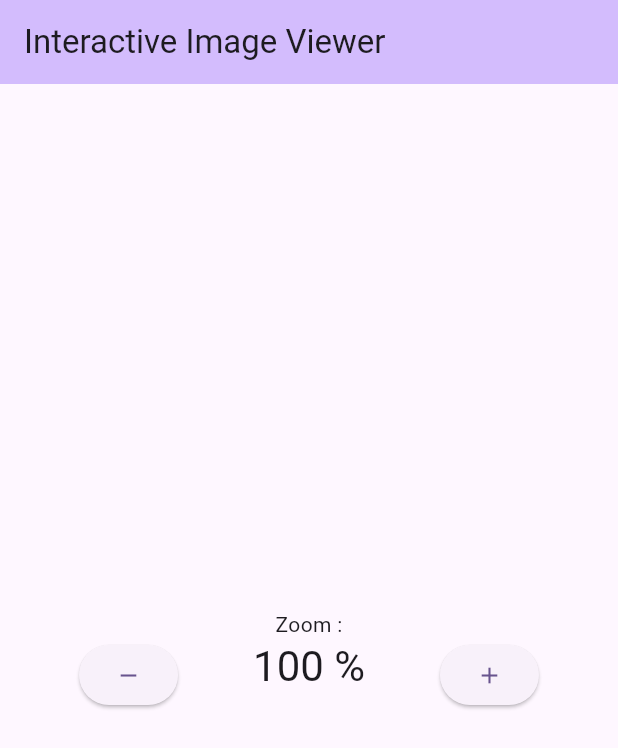
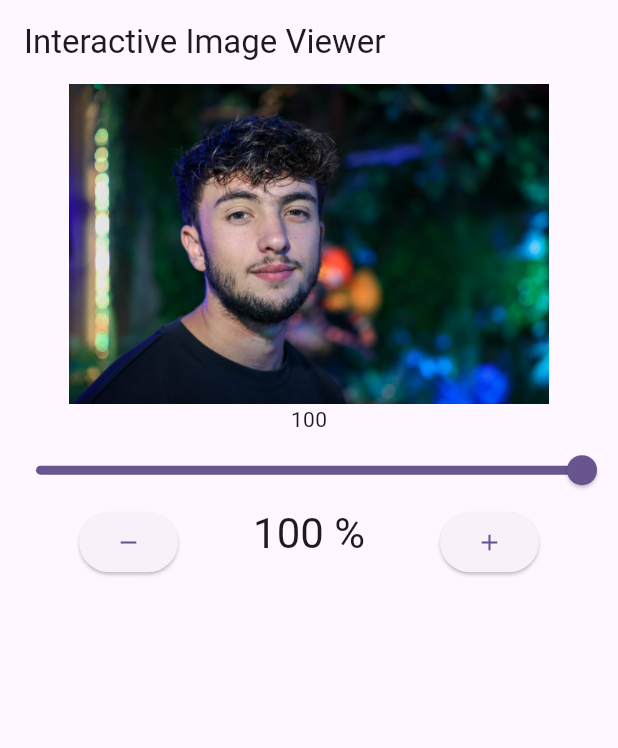
Before and after one commit to tdusautoir/ecv-interactive-image-viewer, a Flutter app: the screen it shows after launch, on a phone screen of 412 x 824 dp. Shown: the top 748 px of the screen. Run offline on Flutter 3.47's test engine with Material 3 defaults, Android fonts, the phone set to English and light mode, and no system bars.

Commit message:
feature(slider): added luminosity slider and image

```diff
--- a/lib/main.dart
+++ b/lib/main.dart
@@ -7,27 +7,11 @@ void main() {
 class MyApp extends StatelessWidget {
   const MyApp({super.key});
 
-  // This widget is the root of your application.
   @override
   Widget build(BuildContext context) {
     return MaterialApp(
       title: 'Flutter Demo',
       theme: ThemeData(
-        // This is the theme of your application.
-        //
-        // TRY THIS: Try running your application with "flutter run". You'll see
-        // the application has a purple toolbar. Then, without quitting the app,
-        // try changing the seedColor in the colorScheme below to Colors.green
-        // and then invoke "hot reload" (save your changes or press the "hot
-        // reload" button in a Flutter-supported IDE, or press "r" if you used
-        // the command line to start the app).
-        //
-        // Notice that the counter didn't reset back to zero; the application
-        // state is not lost during the reload. To reset the state, use hot
-        // restart instead.
-        //
-        // This works for code too, not just values: Most code changes can be
-        // tested with just a hot reload.
         colorScheme: ColorScheme.fromSeed(seedColor: Colors.deepPurple),
       ),
       home: const MyHomePage(title: 'Interactive Image Viewer'),
@@ -37,15 +21,6 @@ class MyApp extends StatelessWidget {
 
 class MyHomePage extends StatefulWidget {
   const MyHomePage({super.key, required this.title});
-
-  // This widget is the home page of your application. It is stateful, meaning
-  // that it has a State object (defined below) that contains fields that affect
-  // how it looks.
-
-  // This class is the configuration for the state. It holds the values (in this
-  // case the title) provided by the parent (in this case the App widget) and
-  // used by the build method of the State. Fields in a Widget subclass are
-  // always marked "final".
 
   final String title;
 
@@ -58,6 +33,13 @@ class _MyHomePageState extends State<MyHomePage> {
   final int _maxZoom = 250;
   final int _zoomStep = 10;
   int _zoom = 100;
+  double luminosity = 100;
+
+  void handleLuminosityChange(double value) {
+    setState(() {
+      luminosity = value;
+    });
+  }
 
   void _incrementZoom() {
     setState(() {
@@ -75,42 +57,19 @@ class _MyHomePageState extends State<MyHomePage> {
 
   @override
   Widget build(BuildContext context) {
-    // This method is rerun every time setState is called, for instance as done
-    // by the _incrementCounter method above.
-    //
-    // The Flutter framework has been optimized to make rerunning build methods
-    // fast, so that you can just rebuild anything that needs updating rather
-    // than having to individually change instances of widgets.
     return Scaffold(
       appBar: AppBar(
-        // TRY THIS: Try changing the color here to a specific color (to
-        // Colors.amber, perhaps?) and trigger a hot reload to see the AppBar
-        // change color while the other colors stay the same.
-        backgroundColor: Theme.of(context).colorScheme.inversePrimary,
-        // Here we take the value from the MyHomePage object that was created by
-        // the App.build method, and use it to set our appbar title.
         title: Text(widget.title),
       ),
-      body: Center(
-        // Center is a layout widget. It takes a single child and positions it
-        // in the middle of the parent.
-        child: Column(
-          // Column is also a layout widget. It takes a list of children and
-          // arranges them vertically. By default, it sizes itself to fit its
-          // children horizontally, and tries to be as tall as its parent.
-          //
-          // Column has various properties to control how it sizes itself and
-          // how it positions its children. Here we use mainAxisAlignment to
-          // center the children vertically; the main axis here is the vertical
-          // axis because Columns are vertical (the cross axis would be
-          // horizontal).
-          //
-          // TRY THIS: Invoke "debug painting" (choose the "Toggle Debug Paint"
-          // action in the IDE, or press "p" in the console), to see the
-          // wireframe for each widget.
-          mainAxisAlignment: MainAxisAlignment.center,
-          children: <Widget>[
-            const Text('Zoom :'),
+      body: Column(children: [
+        const Image(
+          image: AssetImage('assets/image.jpg'),
+          width: 320,
+        ),
+        SliderExample(
+          value: luminosity,
+          onChanged: handleLuminosityChange,
+        ),
         Wrap(
           spacing: 50,
           children: [
@@ -124,9 +83,32 @@ class _MyHomePageState extends State<MyHomePage> {
                 onPressed: _incrementZoom, child: const Icon(Icons.add))
           ],
         ),
-          ],
-        ),
-      ),
+      ]),
     );
   }
 }
+
+class SliderExample extends StatefulWidget {
+  const SliderExample(
+      {super.key, required this.value, required this.onChanged});
+
+  final double value;
+  final ValueChanged<double> onChanged;
+
+  @override
+  State<SliderExample> createState() => _SliderExampleState();
+}
+
+class _SliderExampleState extends State<SliderExample> {
+  @override
+  Widget build(BuildContext context) {
+    return Column(children: <Widget>[
+      Text(widget.value.toStringAsFixed(0)),
+      Slider(
+        value: widget.value,
+        max: 100,
+        onChanged: widget.onChanged,
+      ),
+    ]);
+  }
+}
--- a/pubspec.yaml
+++ b/pubspec.yaml
@@ -19,6 +19,5 @@ dev_dependencies:
 
 flutter:
   uses-material-design: true
-
-  # assets:
-  #   - assets/images/default.jpg
+  assets:
+   - assets/image.jpg
```
Also changed, not shown: assets/image.jpg (added), 1 other file. Lines whose indentation alone changed are shown as unchanged.
